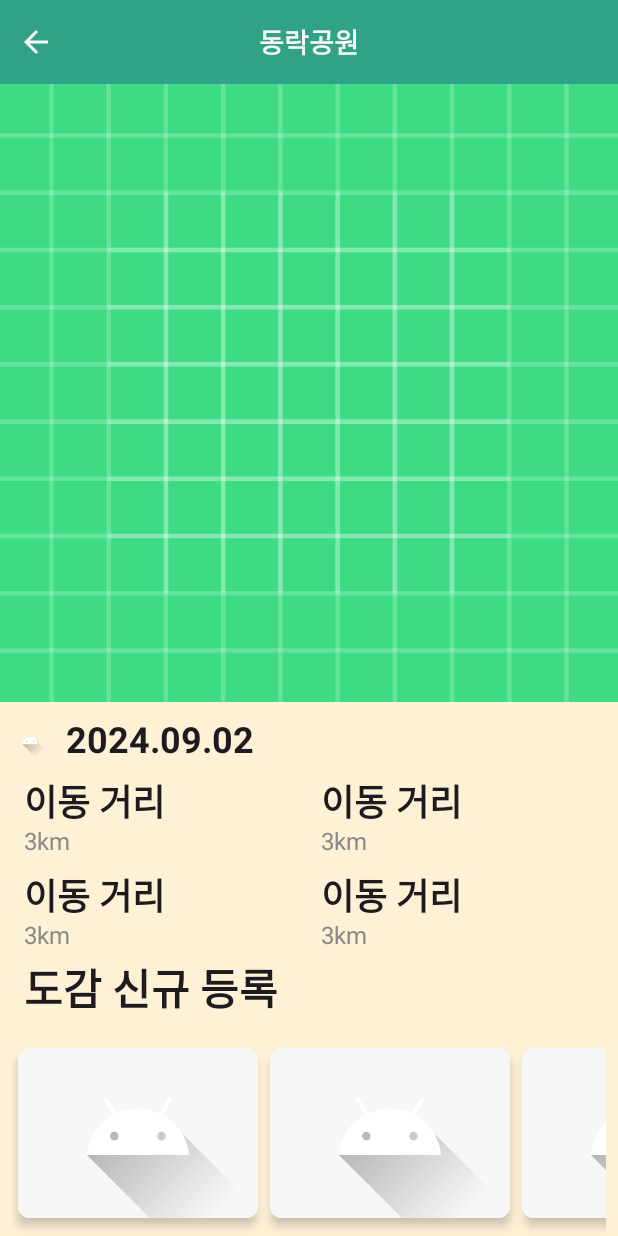
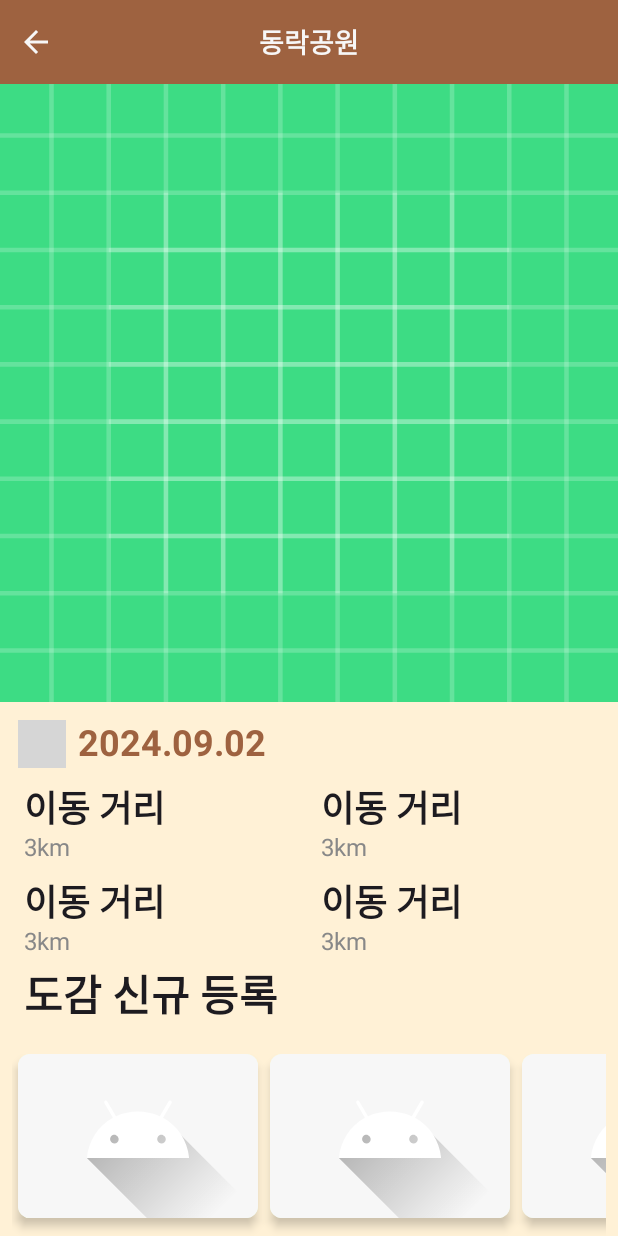
Before and after one commit to 422haha/Moya, an Android app built with Jetpack Compose: the @Preview function ExploreScreenPreview, on a phone screen of 412 x 824 dp. Run offline under Robolectric (Android 15) with nearby library versions, the phone set to English and light mode, and no system bars; Roboto replaces fonts that are not available here; grey boxes are pictures that could not be loaded.

Commit message:
feat: 탐험 일지 화면 구현

```diff
--- a/android/core/ui/src/main/java/com/ssafy/ui/screen/ExploreDetailScreen.kt
+++ b/android/core/ui/src/main/java/com/ssafy/ui/screen/ExploreDetailScreen.kt
@@ -11,6 +11,7 @@ import androidx.compose.foundation.layout.padding
 import androidx.compose.foundation.layout.size
 import androidx.compose.foundation.lazy.grid.GridCells
 import androidx.compose.foundation.lazy.grid.LazyHorizontalGrid
+import androidx.compose.material3.Icon
 import androidx.compose.material3.Scaffold
 import androidx.compose.material3.Text
 import androidx.compose.runtime.Composable
@@ -26,13 +27,13 @@ import androidx.compose.ui.unit.sp
 import com.ssafy.ui.R
 import com.ssafy.ui.component.PlantCard
 import com.ssafy.ui.component.TopBar
-import com.ssafy.ui.theme.PrimaryColor
+import com.ssafy.ui.theme.SecondaryColor
 import com.ssafy.ui.theme.SecondarySurfaceColor
 
 @Composable
-fun ExploreScreen(onItemClicked: (Int) -> Unit = {}, onPop: () -> Unit = {}) {
+fun ExploreDetailScreen(onItemClicked: (Int) -> Unit = {}, onPop: () -> Unit = {}) {
     Scaffold(
-        topBar = { TopBar(text = "동락공원", PrimaryColor, onPop) },
+        topBar = { TopBar(text = "동락공원", SecondaryColor, onPop) },
         content = { paddingValue ->
             Column(
                 modifier = Modifier
@@ -65,19 +66,23 @@ fun ExploreInfo() {
             modifier = Modifier.padding(8.dp)
         ) {
             Row(
-                modifier = Modifier.fillMaxWidth(),
+                modifier = Modifier
+                    .fillMaxWidth()
+                    .padding(4.dp),
                 verticalAlignment = Alignment.CenterVertically
             ) {
-                Image(
-                    painterResource(id = R.drawable.ic_launcher_foreground),
+                Icon(
+                    painterResource(id = R.drawable.baseline_calendar_month_24),
                     contentDescription = "캘린더",
                     modifier = Modifier
-                        .size(36.dp)
-                        .padding(end = 12.dp)
+                        .size(32.dp),
+                    tint = SecondaryColor
                 )
                 Text(
                     text = "2024.09.02", fontSize = 24.sp,
-                    fontWeight = FontWeight.Bold
+                    fontWeight = FontWeight.Bold,
+                    color = SecondaryColor,
+                    modifier = Modifier.padding(horizontal = 8.dp)
                 )
             }
 
@@ -139,5 +144,5 @@ fun HorizontalEncyc(onItemClicked: (Int) -> Unit) {
 @Preview(showBackground = true)
 @Composable
 fun ExploreScreenPreview() {
-    ExploreScreen()
+    ExploreDetailScreen()
 }
```
